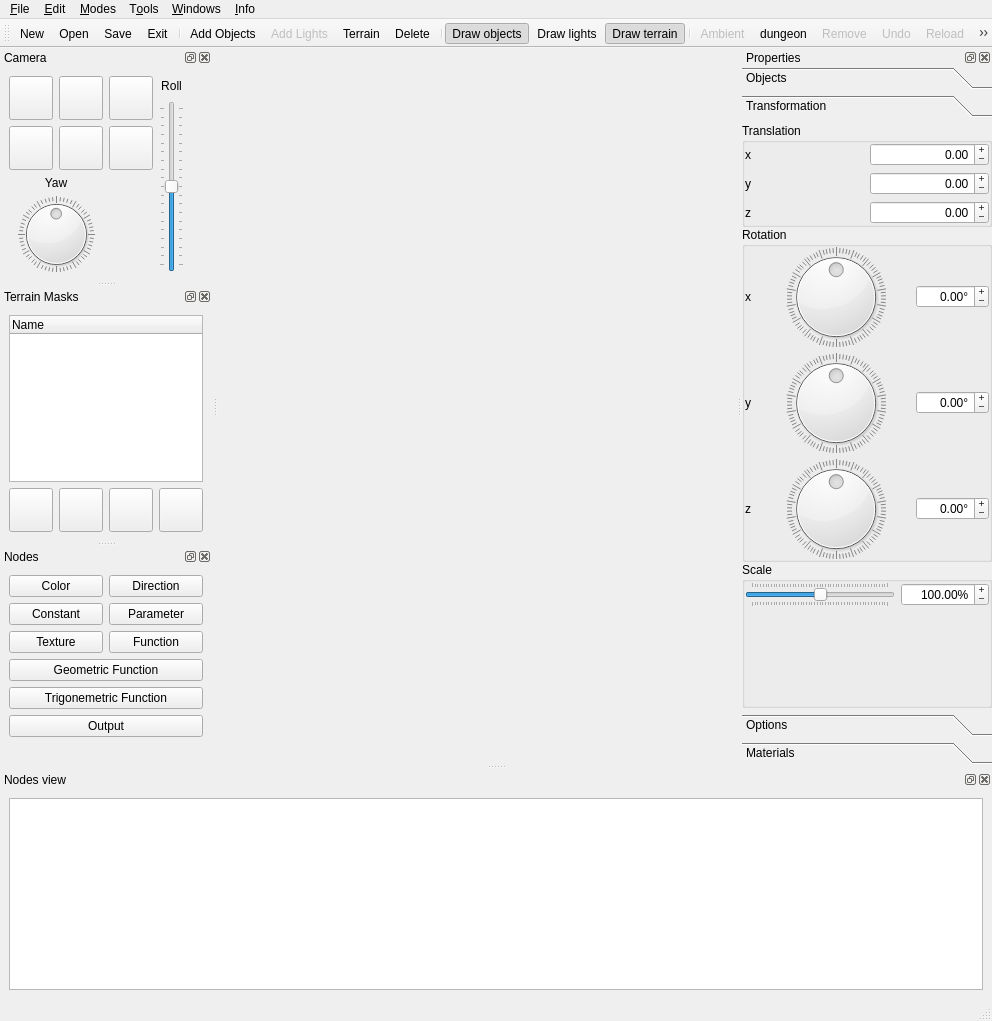
Before: the Qt Designer form new_map_editor/mapeditor.ui in xaphier/Eternal-Lands, drawn with Qt 5.
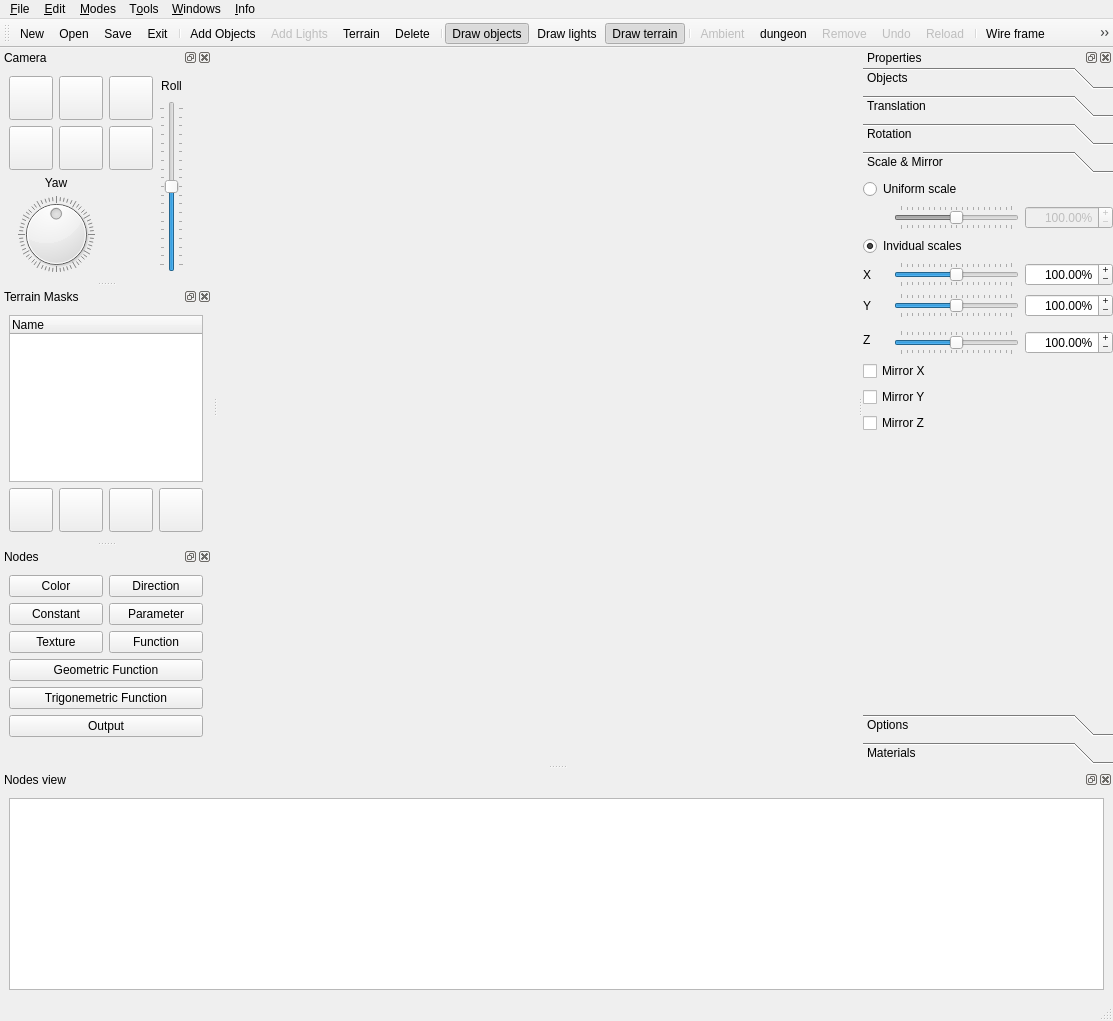
After: the same form once the commit is applied. The open tabs and pages were chosen to show the change. Icons and pictures are not drawn. Custom widgets are drawn as their Qt base class.

Commit message: * Improved supported transformations.

Diff of the .ui file:
```diff
--- a/new_map_editor/mapeditor.ui
+++ b/new_map_editor/mapeditor.ui
@@ -6,7 +6,7 @@
    <rect>
     <x>0</x>
     <y>0</y>
-    <width>992</width>
+    <width>1113</width>
     <height>1021</height>
    </rect>
   </property>
@@ -57,7 +57,7 @@
     <rect>
      <x>0</x>
      <y>0</y>
-     <width>992</width>
+     <width>1113</width>
      <height>24</height>
     </rect>
    </property>
@@ -3612,7 +3612,7 @@
          <item>
           <widget class="QToolBox" name="toolBox_3">
            <property name="currentIndex">
-            <number>1</number>
+            <number>3</number>
            </property>
            <widget class="QWidget" name="page_12">
             <property name="geometry">
@@ -3660,25 +3660,13 @@
              <rect>
               <x>0</x>
               <y>0</y>
-              <width>265</width>
-              <height>633</height>
+              <width>250</width>
+              <height>577</height>
              </rect>
             </property>
             <attribute name="label">
-             <string>Transformation</string>
-            </attribute>
-            <layout class="QVBoxLayout" name="verticalLayout_5">
-             <property name="spacing">
-              <number>0</number>
-             </property>
-             <property name="margin">
-              <number>0</number>
-             </property>
-             <item>
-              <widget class="QGroupBox" name="groupBox_12">
-               <property name="title">
                 <string>Translation</string>
-               </property>
+            </attribute>
                <layout class="QGridLayout" name="gridLayout_21">
                 <property name="margin">
                  <number>0</number>
@@ -3692,14 +3680,14 @@
                    </size>
                   </property>
                   <property name="text">
-                   <string>x</string>
+                <string>X</string>
                   </property>
                   <property name="alignment">
                    <set>Qt::AlignLeading|Qt::AlignLeft|Qt::AlignVCenter</set>
                   </property>
                  </widget>
                 </item>
-                <item row="0" column="1">
+             <item row="0" column="1" rowspan="2">
                  <widget class="QDoubleSpinBox" name="x_translations">
                   <property name="minimumSize">
                    <size>
@@ -3727,7 +3715,7 @@
                   </property>
                  </widget>
                 </item>
-                <item row="1" column="0">
+             <item row="1" column="0" rowspan="2">
                  <widget class="QLabel" name="label_27">
                   <property name="minimumSize">
                    <size>
@@ -3736,14 +3724,14 @@
                    </size>
                   </property>
                   <property name="text">
-                   <string>y</string>
+                <string>Y</string>
                   </property>
                   <property name="alignment">
                    <set>Qt::AlignLeading|Qt::AlignLeft|Qt::AlignVCenter</set>
                   </property>
                  </widget>
                 </item>
-                <item row="1" column="1">
+             <item row="2" column="1">
                  <widget class="QDoubleSpinBox" name="y_translations">
                   <property name="minimumSize">
                    <size>
@@ -3774,7 +3762,7 @@
                   </property>
                  </widget>
                 </item>
-                <item row="2" column="0">
+             <item row="3" column="0">
                  <widget class="QLabel" name="label_28">
                   <property name="minimumSize">
                    <size>
@@ -3783,14 +3771,14 @@
                    </size>
                   </property>
                   <property name="text">
-                   <string>z</string>
+                <string>Z</string>
                   </property>
                   <property name="alignment">
                    <set>Qt::AlignLeading|Qt::AlignLeft|Qt::AlignVCenter</set>
                   </property>
                  </widget>
                 </item>
-                <item row="2" column="1">
+             <item row="3" column="1">
                  <widget class="QDoubleSpinBox" name="z_translations">
                   <property name="minimumSize">
                    <size>
@@ -3821,19 +3809,30 @@
                   </property>
                  </widget>
                 </item>
-               </layout>
-              </widget>
-             </item>
-             <item>
-              <widget class="QGroupBox" name="rotation_2">
-               <property name="title">
+             <item row="4" column="0" colspan="2">
+              <spacer name="verticalSpacer_5">
+               <property name="orientation">
+                <enum>Qt::Vertical</enum>
+               </property>
+               <property name="sizeHint" stdset="0">
+                <size>
+                 <width>218</width>
+                 <height>484</height>
+                </size>
+               </property>
+              </spacer>
+             </item>
+            </layout>
+           </widget>
+           <widget class="QWidget" name="page_4">
+            <attribute name="label">
                 <string>Rotation</string>
-               </property>
-               <layout class="QGridLayout" name="gridLayout_23">
+            </attribute>
+            <layout class="QGridLayout" name="gridLayout_18">
                 <property name="margin">
                  <number>0</number>
                 </property>
-                <item row="0" column="0">
+             <item row="0" column="0" colspan="2">
                  <widget class="QLabel" name="label_35">
                   <property name="minimumSize">
                    <size>
@@ -3842,7 +3841,7 @@
                    </size>
                   </property>
                   <property name="text">
-                   <string>x</string>
+                <string>X</string>
                   </property>
                   <property name="alignment">
                    <set>Qt::AlignLeading|Qt::AlignLeft|Qt::AlignVCenter</set>
@@ -3865,7 +3864,7 @@
                   </property>
                  </widget>
                 </item>
-                <item row="0" column="4">
+             <item row="0" column="3">
                  <widget class="QDoubleSpinBox" name="x_rotations">
                   <property name="minimumSize">
                    <size>
@@ -3899,7 +3898,7 @@
                   </property>
                  </widget>
                 </item>
-                <item row="1" column="0">
+             <item row="1" column="0" colspan="2">
                  <widget class="QLabel" name="label_36">
                   <property name="minimumSize">
                    <size>
@@ -3908,7 +3907,7 @@
                    </size>
                   </property>
                   <property name="text">
-                   <string>y</string>
+                <string>Y</string>
                   </property>
                   <property name="alignment">
                    <set>Qt::AlignLeading|Qt::AlignLeft|Qt::AlignVCenter</set>
@@ -3931,7 +3930,7 @@
                   </property>
                  </widget>
                 </item>
-                <item row="1" column="4">
+             <item row="1" column="3">
                  <widget class="QDoubleSpinBox" name="y_rotations">
                   <property name="minimumSize">
                    <size>
@@ -3968,7 +3967,7 @@
                   </property>
                  </widget>
                 </item>
-                <item row="2" column="0">
+             <item row="2" column="0" colspan="2">
                  <widget class="QLabel" name="label_41">
                   <property name="minimumSize">
                    <size>
@@ -3977,30 +3976,14 @@
                    </size>
                   </property>
                   <property name="text">
-                   <string>z</string>
+                <string>Z</string>
                   </property>
                   <property name="alignment">
                    <set>Qt::AlignLeading|Qt::AlignLeft|Qt::AlignVCenter</set>
                   </property>
                  </widget>
                 </item>
-                <item row="2" column="2">
-                 <widget class="QDial" name="z_rotations_dial">
-                  <property name="minimum">
-                   <number>-180</number>
-                  </property>
-                  <property name="maximum">
-                   <number>179</number>
-                  </property>
-                  <property name="wrapping">
-                   <bool>true</bool>
-                  </property>
-                  <property name="notchesVisible">
-                   <bool>true</bool>
-                  </property>
-                 </widget>
-                </item>
-                <item row="2" column="4">
+             <item row="2" column="3">
                  <widget class="QDoubleSpinBox" name="z_rotations">
                   <property name="minimumSize">
                    <size>
@@ -4037,107 +4020,85 @@
                   </property>
                  </widget>
                 </item>
-                <item row="0" column="3">
-                 <spacer name="horizontalSpacer_12">
-                  <property name="orientation">
-                   <enum>Qt::Horizontal</enum>
-                  </property>
-                  <property name="sizeHint" stdset="0">
-                   <size>
-                    <width>0</width>
-                    <height>0</height>
-                   </size>
-                  </property>
-                 </spacer>
-                </item>
-                <item row="0" column="1">
-                 <spacer name="horizontalSpacer_13">
-                  <property name="orientation">
-                   <enum>Qt::Horizontal</enum>
-                  </property>
-                  <property name="sizeHint" stdset="0">
-                   <size>
-                    <width>0</width>
-                    <height>0</height>
-                   </size>
-                  </property>
-                 </spacer>
-                </item>
-                <item row="1" column="1">
-                 <spacer name="horizontalSpacer_14">
+             <item row="2" column="2">
+              <widget class="QDial" name="z_rotations_dial">
+               <property name="minimum">
+                <number>-180</number>
+               </property>
+               <property name="maximum">
+                <number>179</number>
+               </property>
+               <property name="wrapping">
+                <bool>true</bool>
+               </property>
+               <property name="notchesVisible">
+                <bool>true</bool>
+               </property>
+              </widget>
+             </item>
+             <item row="3" column="0" colspan="4">
+              <spacer name="verticalSpacer_14">
                   <property name="orientation">
-                   <enum>Qt::Horizontal</enum>
+                <enum>Qt::Vertical</enum>
                   </property>
                   <property name="sizeHint" stdset="0">
                    <size>
-                    <width>0</width>
-                    <height>0</height>
-                   </size>
-                  </property>
-                 </spacer>
-                </item>
-                <item row="1" column="3">
-                 <spacer name="horizontalSpacer_15">
-                  <property name="orientation">
-                   <enum>Qt::Horizontal</enum>
-                  </property>
-                  <property name="sizeHint" stdset="0">
-                   <size>
-                    <width>0</width>
-                    <height>0</height>
-                   </size>
-                  </property>
-                 </spacer>
-                </item>
-                <item row="2" column="1">
-                 <spacer name="horizontalSpacer_16">
-                  <property name="orientation">
-                   <enum>Qt::Horizontal</enum>
-                  </property>
-                  <property name="sizeHint" stdset="0">
-                   <size>
-                    <width>0</width>
-                    <height>0</height>
-                   </size>
-                  </property>
-                 </spacer>
-                </item>
-                <item row="2" column="3">
-                 <spacer name="horizontalSpacer_17">
-                  <property name="orientation">
-                   <enum>Qt::Horizontal</enum>
-                  </property>
-                  <property name="sizeHint" stdset="0">
-                   <size>
-                    <width>0</width>
-                    <height>0</height>
+                 <width>20</width>
+                 <height>40</height>
                    </size>
                   </property>
                  </spacer>
                 </item>
                </layout>
               </widget>
-             </item>
-             <item>
-              <widget class="QGroupBox" name="scale_2">
-               <property name="title">
-                <string>Scale</string>
-               </property>
-               <layout class="QGridLayout" name="gridLayout_24">
+           <widget class="QWidget" name="page_5">
+            <attribute name="label">
+             <string>Scale &amp;&amp; Mirror</string>
+            </attribute>
+            <layout class="QGridLayout" name="gridLayout_23">
                 <property name="margin">
                  <number>0</number>
                 </property>
-                <item row="0" column="1">
-                 <widget class="QDoubleSpinBox" name="scales_value">
+             <item row="3" column="0">
+              <widget class="QLabel" name="label_43">
+               <property name="text">
+                <string>X</string>
+               </property>
+              </widget>
+             </item>
+             <item row="3" column="1" colspan="2">
+              <widget class="QSlider" name="scales_slider_x">
                   <property name="minimumSize">
                    <size>
-                    <width>30</width>
+                 <width>125</width>
                     <height>0</height>
                    </size>
                   </property>
-                  <property name="layoutDirection">
-                   <enum>Qt::LeftToRight</enum>
-                  </property>
+               <property name="maximum">
+                <number>400</number>
+               </property>
+               <property name="value">
+                <number>200</number>
+               </property>
+               <property name="orientation">
+                <enum>Qt::Horizontal</enum>
+               </property>
+               <property name="tickPosition">
+                <enum>QSlider::TicksBothSides</enum>
+               </property>
+               <property name="tickInterval">
+                <number>20</number>
+               </property>
+              </widget>
+             </item>
+             <item row="3" column="3">
+              <widget class="QDoubleSpinBox" name="scales_value_x">
+               <property name="minimumSize">
+                <size>
+                 <width>25</width>
+                 <height>0</height>
+                </size>
+               </property>
                   <property name="alignment">
                    <set>Qt::AlignRight|Qt::AlignTrailing|Qt::AlignVCenter</set>
                   </property>
@@ -4156,16 +4117,182 @@
                   <property name="maximum">
                    <double>10000.000000000000000</double>
                   </property>
-                  <property name="singleStep">
+               <property name="value">
+                <double>100.000000000000000</double>
+               </property>
+              </widget>
+             </item>
+             <item row="4" column="0">
+              <widget class="QLabel" name="label_44">
+               <property name="text">
+                <string>Y</string>
+               </property>
+              </widget>
+             </item>
+             <item row="4" column="1" colspan="2">
+              <widget class="QSlider" name="scales_slider_y">
+               <property name="minimumSize">
+                <size>
+                 <width>125</width>
+                 <height>0</height>
+                </size>
+               </property>
+               <property name="maximum">
+                <number>400</number>
+               </property>
+               <property name="value">
+                <number>200</number>
+               </property>
+               <property name="orientation">
+                <enum>Qt::Horizontal</enum>
+               </property>
+               <property name="tickPosition">
+                <enum>QSlider::TicksBothSides</enum>
+               </property>
+               <property name="tickInterval">
+                <number>20</number>
+               </property>
+              </widget>
+             </item>
+             <item row="4" column="3">
+              <widget class="QDoubleSpinBox" name="scales_value_y">
+               <property name="minimumSize">
+                <size>
+                 <width>25</width>
+                 <height>0</height>
+                </size>
+               </property>
+               <property name="alignment">
+                <set>Qt::AlignRight|Qt::AlignTrailing|Qt::AlignVCenter</set>
+               </property>
+               <property name="buttonSymbols">
+                <enum>QAbstractSpinBox::PlusMinus</enum>
+               </property>
+               <property name="keyboardTracking">
+                <bool>false</bool>
+               </property>
+               <property name="suffix">
+                <string>%</string>
+               </property>
+               <property name="minimum">
                    <double>1.000000000000000</double>
                   </property>
+               <property name="maximum">
+                <double>10000.000000000000000</double>
+               </property>
                   <property name="value">
                    <double>100.000000000000000</double>
                   </property>
                  </widget>
                 </item>
-                <item row="0" column="0">
+             <item row="5" column="0" rowspan="2" colspan="2">
+              <widget class="QLabel" name="label_45">
+               <property name="text">
+                <string>Z</string>
+               </property>
+              </widget>
+             </item>
+             <item row="6" column="1" colspan="2">
+              <widget class="QSlider" name="scales_slider_z">
+               <property name="minimumSize">
+                <size>
+                 <width>125</width>
+                 <height>0</height>
+                </size>
+               </property>
+               <property name="maximum">
+                <number>400</number>
+               </property>
+               <property name="value">
+                <number>200</number>
+               </property>
+               <property name="orientation">
+                <enum>Qt::Horizontal</enum>
+               </property>
+               <property name="tickPosition">
+                <enum>QSlider::TicksBothSides</enum>
+               </property>
+               <property name="tickInterval">
+                <number>20</number>
+               </property>
+              </widget>
+             </item>
+             <item row="6" column="3">
+              <widget class="QDoubleSpinBox" name="scales_value_z">
+               <property name="minimumSize">
+                <size>
+                 <width>25</width>
+                 <height>0</height>
+                </size>
+               </property>
+               <property name="alignment">
+                <set>Qt::AlignRight|Qt::AlignTrailing|Qt::AlignVCenter</set>
+               </property>
+               <property name="buttonSymbols">
+                <enum>QAbstractSpinBox::PlusMinus</enum>
+               </property>
+               <property name="keyboardTracking">
+                <bool>false</bool>
+               </property>
+               <property name="suffix">
+                <string>%</string>
+               </property>
+               <property name="minimum">
+                <double>1.000000000000000</double>
+               </property>
+               <property name="maximum">
+                <double>10000.000000000000000</double>
+               </property>
+               <property name="value">
+                <double>100.000000000000000</double>
+               </property>
+              </widget>
+             </item>
+             <item row="9" column="0" colspan="4">
+              <widget class="QCheckBox" name="mirrors_x">
+               <property name="text">
+                <string>Mirror X</string>
+               </property>
+              </widget>
+             </item>
+             <item row="12" column="0" colspan="4">
+              <spacer name="verticalSpacer_15">
+               <property name="orientation">
+                <enum>Qt::Vertical</enum>
+               </property>
+               <property name="sizeHint" stdset="0">
+                <size>
+                 <width>247</width>
+                 <height>273</height>
+                </size>
+               </property>
+              </spacer>
+             </item>
+             <item row="10" column="0" colspan="4">
+              <widget class="QCheckBox" name="mirrors_y">
+               <property name="text">
+                <string>Mirror Y</string>
+               </property>
+              </widget>
+             </item>
+             <item row="11" column="0" colspan="4">
+              <widget class="QCheckBox" name="mirrors_z">
+               <property name="text">
+                <string>Mirror Z</string>
+               </property>
+              </widget>
+             </item>
+             <item row="1" column="1" colspan="2">
                  <widget class="QSlider" name="scales_slider">
+               <property name="enabled">
+                <bool>false</bool>
+               </property>
+               <property name="minimumSize">
+                <size>
+                 <width>125</width>
+                 <height>0</height>
+                </size>
+               </property>
                   <property name="maximum">
                    <number>400</number>
                   </property>
@@ -4179,24 +4306,56 @@
                    <enum>QSlider::TicksBothSides</enum>
                   </property>
                   <property name="tickInterval">
-                   <number>8</number>
+                <number>20</number>
                   </property>
                  </widget>
                 </item>
-                <item row="1" column="0" colspan="2">
-                 <spacer name="verticalSpacer_5">
-                  <property name="orientation">
-                   <enum>Qt::Vertical</enum>
-                  </property>
-                  <property name="sizeHint" stdset="0">
+             <item row="1" column="3">
+              <widget class="QDoubleSpinBox" name="scales_value">
+               <property name="enabled">
+                <bool>false</bool>
+               </property>
+               <property name="minimumSize">
                    <size>
-                    <width>20</width>
-                    <height>40</height>
-                   </size>
-                  </property>
-                 </spacer>
-                </item>
-               </layout>
+                 <width>25</width>
+                 <height>0</height>
+                </size>
+               </property>
+               <property name="alignment">
+                <set>Qt::AlignRight|Qt::AlignTrailing|Qt::AlignVCenter</set>
+               </property>
+               <property name="buttonSymbols">
+                <enum>QAbstractSpinBox::PlusMinus</enum>
+               </property>
+               <property name="suffix">
+                <string>%</string>
+               </property>
+               <property name="minimum">
+                <double>1.000000000000000</double>
+               </property>
+               <property name="maximum">
+                <double>10000.000000000000000</double>
+               </property>
+               <property name="value">
+                <double>100.000000000000000</double>
+               </property>
+              </widget>
+             </item>
+             <item row="0" column="0" colspan="4">
+              <widget class="QRadioButton" name="uniform_scales_button">
+               <property name="text">
+                <string>Uniform scale</string>
+               </property>
+              </widget>
+             </item>
+             <item row="2" column="0" colspan="4">
+              <widget class="QRadioButton" name="invidual_scales_button">
+               <property name="text">
+                <string>Invidual scales</string>
+               </property>
+               <property name="checked">
+                <bool>true</bool>
+               </property>
               </widget>
              </item>
             </layout>
```
Left out of the diff: 704 changed lines with no effect on the pictures. Lines whose indentation alone changed are shown as unchanged. The commit also changes 82 other files.
